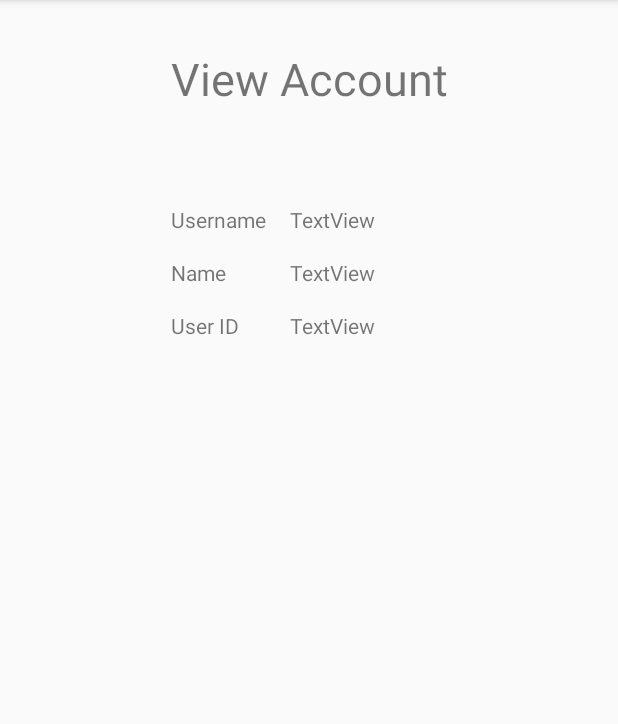
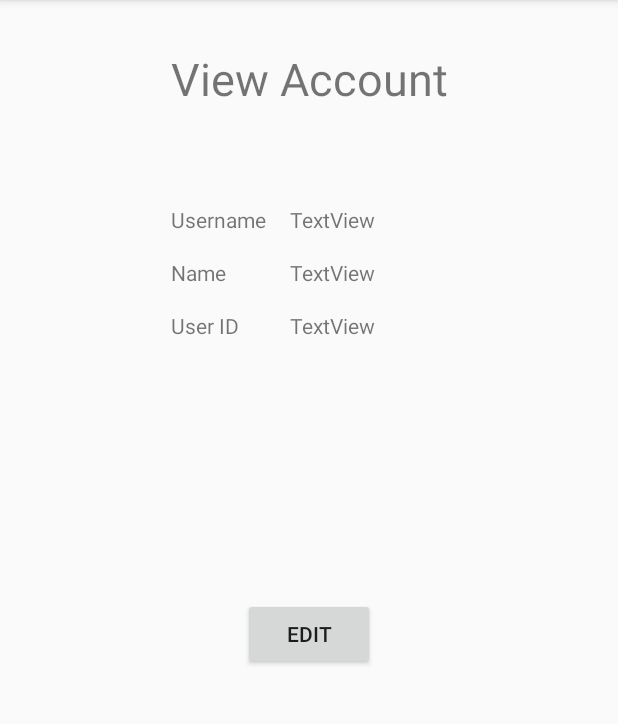
Before and after one commit to cricri98/CST438_project1, an Android app: the AccountActivity screen opened directly, with no data from a screen before it, on a phone screen of 412 x 824 dp, the part 84-808 px from its top. Run offline under Robolectric (Android 15) with nearby library versions, the phone set to English and light mode, and no system bars; our stand-ins replace Room's generated code; 1 statement that could not run was skipped.

Commit message:
Added EditAccountActivity.
TODO: Figure out how to update AccountActivity when coming back.

```diff
--- a/app/src/main/AndroidManifest.xml
+++ b/app/src/main/AndroidManifest.xml
@@ -18,6 +18,7 @@
         <activity android:name=".MainMenuAtivities.AccountActivity" />
         <activity android:name=".MainMenuAtivities.ViewAssignment.ViewAssignmentActivity" />
         <activity android:name=".MainMenuAtivities.CourseViewerActivity" />
+        <activity android:name=".MainMenuAtivities.EditAccountActivity"/>
         <activity android:name=".mainMenu" />
         <activity android:name=".MainActivity">
             <intent-filter>
--- a/app/src/main/java/com/example/cst438_project1/MainMenuAtivities/AccountActivity.java
+++ b/app/src/main/java/com/example/cst438_project1/MainMenuAtivities/AccountActivity.java
@@ -1,6 +1,9 @@
 package com.example.cst438_project1.MainMenuAtivities;
 
+import android.content.Intent;
 import android.os.Bundle;
+import android.view.View;
+import android.widget.Button;
 import android.widget.TextView;
 import android.widget.Toast;
 
@@ -8,17 +11,21 @@ import androidx.appcompat.app.AppCompatActivity;
 import androidx.room.Room;
 
 import com.example.cst438_project1.DB.StudentAppDatabase;
+import com.example.cst438_project1.MainMenuAtivities.ViewAssignment.ViewAssignmentActivity;
 import com.example.cst438_project1.Objects.User;
 import com.example.cst438_project1.R;
 
 public class AccountActivity extends AppCompatActivity {
 
+    int userId;
     User u;
     StudentAppDatabase db;
 
     TextView usernameView;
     TextView nameView;
     TextView userIdView;
+
+    Button editAccount;
 
     @Override
     protected void onCreate(Bundle savedInstanceState) {
@@ -27,7 +34,7 @@ public class AccountActivity extends AppCompatActivity {
 
         db = Room.databaseBuilder(getApplicationContext(), StudentAppDatabase.class, "db").allowMainThreadQueries().build();
 
-        int userId = getIntent().getIntExtra("userId", -1);
+        userId = getIntent().getIntExtra("userId", -1);
 
         u = db.getUserDao().getUserById(userId);
 
@@ -35,6 +42,13 @@ public class AccountActivity extends AppCompatActivity {
         nameView = findViewById(R.id.nameView);
         userIdView = findViewById(R.id.userIdView);
 
+        editAccount = findViewById(R.id.editAccount);
+        editAccount.setOnClickListener(new View.OnClickListener(){
+            @Override
+            public void onClick(View view) {
+                editAccountActivity();
+            }
+        });
         updateViews();
     }
 
@@ -55,4 +69,10 @@ public class AccountActivity extends AppCompatActivity {
         super.onBackPressed();
         finish();
     }
+
+    public void editAccountActivity(){
+        Intent i = new Intent(this, EditAccountActivity.class);
+        i.putExtra("userId", userId);
+        startActivity(i);
+    }
 }
--- a/app/src/main/res/layout/activity_account.xml
+++ b/app/src/main/res/layout/activity_account.xml
@@ -72,4 +72,15 @@
         android:text="TextView"
         app:layout_constraintStart_toStartOf="@+id/nameView"
         app:layout_constraintTop_toBottomOf="@+id/nameView" />
+
+    <Button
+        android:id="@+id/editAccount"
+        android:text="edit"
+        android:layout_width="wrap_content"
+        android:layout_height="wrap_content"
+        app:layout_constraintBottom_toBottomOf="parent"
+        app:layout_constraintEnd_toEndOf="parent"
+        app:layout_constraintStart_toStartOf="parent"
+        app:layout_constraintTop_toBottomOf="@+id/accountHeader"
+        app:layout_constraintVertical_bias="0.504" />
 </androidx.constraintlayout.widget.ConstraintLayout>
```
Also changed, not shown: app/src/main/java/com/example/cst438_project1/MainMenuAtivities/EditAccountActivity.java (added, +125 -0 lines), app/src/main/res/layout/edit_account.xml (added, +41 -0 lines).
